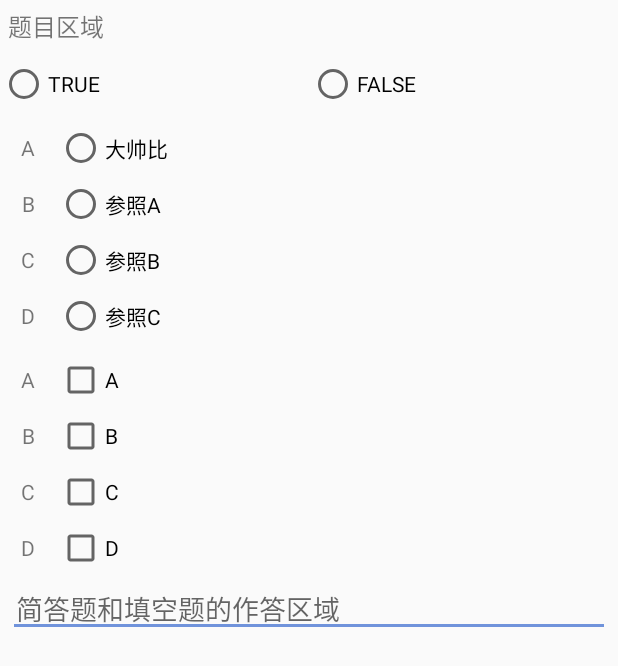
After one commit to yaoyf1101/flyapp, an Android app: the fragment QuestionFragment shown on its own in the app's theme, on a phone screen of 412 x 824 dp. The commit adds this screen. Shown: the top 666 px of the screen. Run offline under Robolectric (Android 15) with nearby library versions, the phone set to English and light mode, and no system bars.

Commit message:
20190312

```diff
--- a/app/build.gradle
+++ b/app/build.gradle
@@ -29,4 +29,5 @@ dependencies {
     testImplementation 'junit:junit:4.12'
     implementation 'com.jakewharton:butterknife:7.0.0'
     implementation 'de.hdodenhof:circleimageview:3.0.0'
+    implementation 'com.google.code.gson:gson:2.7'
 }
--- /dev/null
+++ b/app/src/main/java/com/example/yaoyifei/yaoyfapplication/View/Fragment/QuestionFragment.java
@@ -0,0 +1,164 @@
+package com.example.yaoyifei.yaoyfapplication.View.Fragment;
+
+import android.os.Bundle;
+import android.support.annotation.Nullable;
+import android.support.v4.app.Fragment;
+import android.support.v4.widget.SwipeRefreshLayout;
+import android.view.LayoutInflater;
+import android.view.View;
+import android.view.ViewGroup;
+import android.widget.CheckBox;
+import android.widget.EditText;
+import android.widget.LinearLayout;
+import android.widget.RadioButton;
+import android.widget.RadioGroup;
+import android.widget.TextView;
+import android.widget.Toast;
+
+import com.example.yaoyifei.yaoyfapplication.Entity.QuestionServer;
+import com.example.yaoyifei.yaoyfapplication.R;
+import com.example.yaoyifei.yaoyfapplication.tools.HttpCallbackListener;
+import com.example.yaoyifei.yaoyfapplication.tools.HttpUtil;
+import com.google.gson.Gson;
+import com.google.gson.reflect.TypeToken;
+
+import java.util.List;
+
+public class QuestionFragment extends Fragment  {
+
+    private TextView title;
+    private LinearLayout torF;
+    private LinearLayout radio;
+    private RadioGroup radioGroup;
+    private RadioButton a;
+    private RadioButton b;
+    private RadioButton c;
+    private RadioButton d;
+    private RadioButton t;
+    private RadioButton f;
+    private CheckBox aa;
+    private CheckBox bb;
+    private CheckBox cc;
+    private CheckBox dd;
+    private LinearLayout checkbox;
+    private EditText editText;
+    private SwipeRefreshLayout swipeRefreshLayout;
+    private List<QuestionServer> mQuestionServers = null;
+    final String address = "http://47.102.199.28/flyapp/getQuestionServlet";
+    @Override
+    public void onCreate(@Nullable Bundle savedInstanceState) {
+        super.onCreate(savedInstanceState);
+    }
+
+    private void getQuestion() {
+        HttpUtil.getQuestion(address, new HttpCallbackListener() {
+            @Override
+            public void onFinish(String response) {
+                Gson gson = new Gson();
+                mQuestionServers = gson.fromJson(response,new TypeToken<List<QuestionServer>>(){}.getType());
+            }
+            @Override
+            public void onError(Exception e) {
+
+            }
+        });
+    }
+
+    @Override
+    public View onCreateView(LayoutInflater inflater, ViewGroup container,
+                             Bundle savedInstanceState) {
+        return inflater.inflate(R.layout.fragment_question, null);
+    }
+
+    @Override
+    public void onViewCreated(View view, Bundle savedInstanceState) {
+        super.onViewCreated(view, savedInstanceState);
+        //下拉刷新题库
+        swipeRefreshLayout = view.findViewById(R.id.swipe_refresh);
+        swipeRefreshLayout.setOnRefreshListener(new SwipeRefreshLayout.OnRefreshListener() {
+            @Override
+            public void onRefresh() {
+                getQuestion();
+                initView();
+                swipeRefreshLayout.setRefreshing(false);
+            }
+        });
+        //题目区域
+        title = (TextView) view.findViewById(R.id.title);
+        //判断题区域
+        torF = (LinearLayout) view.findViewById(R.id.TorF);
+        t = (RadioButton) view.findViewById(R.id.T);
+        f = (RadioButton) view.findViewById(R.id.F);
+        //单选题区域
+        radio = (LinearLayout) view.findViewById(R.id.radio);
+        radioGroup = (RadioGroup) view.findViewById(R.id.radio_group);
+        a = (RadioButton) view.findViewById(R.id.A);
+        b = (RadioButton) view.findViewById(R.id.B);
+        c = (RadioButton) view.findViewById(R.id.C);
+        d = (RadioButton) view.findViewById(R.id.D);
+        //多选题区域
+        checkbox = (LinearLayout) view.findViewById(R.id.checkbox);
+        aa = view.findViewById(R.id.AA);
+        bb = view.findViewById(R.id.BB);
+        cc = view.findViewById(R.id.CC);
+        dd = view.findViewById(R.id.DD);
+        //简答和填空作答区域
+        editText = view.findViewById(R.id.edit_area);
+    }
+
+    public void initView(){
+        if (mQuestionServers!=null) {
+            int count = mQuestionServers.size();//题目数量
+            //当题库中没有题的时候
+            if (count == 0) {
+                Toast.makeText(getActivity(), "当前题库没有题目,请刷新题库！", Toast.LENGTH_SHORT).show();
+                return;
+            }
+            //初始化题库中的第一道题
+            QuestionServer questionServer = mQuestionServers.get(0);
+            int type = getQuestionType(questionServer);
+            switch (type) {
+                case 1:
+                    title.setText(questionServer.getTitle());
+                    torF.setVisibility(View.GONE);
+                    checkbox.setVisibility(View.GONE);
+                    editText.setVisibility(View.GONE);
+                    a.setText(questionServer.getA());
+                    b.setText(questionServer.getB());
+                    c.setText(questionServer.getC());
+                    d.setText(questionServer.getD());
+                    break;
+                case 2:
+                    title.setText(questionServer.getTitle());
+                    radio.setVisibility(View.GONE);
+                    checkbox.setVisibility(View.GONE);
+                    editText.setVisibility(View.GONE);
+                    break;
+                case 3:
+                    title.setText(questionServer.getTitle());
+                    torF.setVisibility(View.GONE);
+                    radio.setVisibility(View.GONE);
+                    checkbox.setVisibility(View.GONE);
+                    break;
+                case 0:
+                    Toast.makeText(getActivity(), "未知的题目类型", Toast.LENGTH_SHORT).show();
+                    break;
+            }
+            //切换题目的逻辑实现
+        }
+
+    }
+
+    public int getQuestionType(QuestionServer questionServer){
+        if (questionServer.getType().equals("选择")||questionServer.getType().equals("选择题")){
+            return 1;
+        }else if (questionServer.getType().equals("判断")||questionServer.getType().equals("判断题题")){
+            return 2;
+        }else if (questionServer.getType().equals("简答")||questionServer.getType().equals("简答题")||questionServer.getType().equals("填空")||questionServer.getType().equals("填空题")){
+            return 3;
+        }else {
+            return 0;
+        }
+    }
+
+}
--- /dev/null
+++ b/app/src/main/res/layout/fragment_question.xml
@@ -0,0 +1,229 @@
+<?xml version="1.0" encoding="utf-8"?>
+<LinearLayout
+    xmlns:android="http://schemas.android.com/apk/res/android"
+    android:layout_width="match_parent"
+    android:layout_height="match_parent">
+    <android.support.v4.widget.SwipeRefreshLayout
+        android:layout_width="match_parent"
+        android:layout_height="match_parent"
+        android:id="@+id/swipe_refresh">
+    <ScrollView
+        android:layout_width="match_parent"
+        android:layout_height="match_parent">
+        <LinearLayout
+            android:layout_width="match_parent"
+            android:layout_height="wrap_content"
+            android:orientation="vertical">
+
+             <LinearLayout
+                 android:layout_width="match_parent"
+                 android:layout_height="wrap_content"
+                 android:orientation="horizontal"
+                 android:padding="5dp">
+             <TextView
+                 android:layout_width="match_parent"
+                 android:layout_height="wrap_content"
+                 android:text="题目区域"
+                 android:textSize="16sp"
+                 android:id="@+id/title"/>
+            </LinearLayout>
+
+            <LinearLayout
+                android:layout_width="match_parent"
+                android:layout_height="wrap_content"
+                android:orientation="horizontal"
+                android:layout_marginTop="5dp"
+                android:id="@+id/TorF">
+                <RadioGroup
+                    android:layout_width="match_parent"
+                    android:layout_height="wrap_content"
+                    android:orientation="horizontal">
+                    <RadioButton
+                        android:layout_width="match_parent"
+                        android:layout_height="wrap_content"
+                        android:layout_weight="1"
+                        android:id="@+id/T"
+                        android:text="TRUE" />
+                    <RadioButton
+                        android:layout_width="match_parent"
+                        android:layout_height="wrap_content"
+                        android:layout_weight="1"
+                        android:id="@+id/F"
+                        android:text="FALSE" />
+                </RadioGroup>
+
+            </LinearLayout>
+
+            <LinearLayout
+                android:layout_width="match_parent"
+                android:layout_height="wrap_content"
+                android:orientation="horizontal"
+                android:id="@+id/radio">
+                <LinearLayout
+                    android:layout_width="match_parent"
+                    android:layout_height="match_parent"
+                    android:layout_weight="10"
+                    android:orientation="vertical"
+                    android:layout_marginTop="5dp">
+                <TextView
+                    android:layout_width="match_parent"
+                    android:layout_height="wrap_content"
+                    android:layout_weight="1"
+                    android:text="A"
+                    android:gravity="center"
+                    android:layout_marginTop="5dp"/>
+                <TextView
+                    android:layout_width="match_parent"
+                    android:layout_height="wrap_content"
+                    android:layout_weight="1"
+                    android:text="B"
+                    android:gravity="center"
+                    android:layout_marginTop="5dp"/>
+                <TextView
+                    android:layout_width="match_parent"
+                    android:layout_height="wrap_content"
+                    android:layout_weight="1"
+                    android:text="C"
+                    android:gravity="center"
+                    android:layout_marginTop="5dp"/>
+                <TextView
+                    android:layout_width="match_parent"
+                    android:layout_height="wrap_content"
+                    android:layout_weight="1"
+                    android:text="D"
+                    android:gravity="center"
+                    android:layout_marginTop="5dp"/>
+
+                </LinearLayout>
+                <RadioGroup
+                    android:id="@+id/radio_group"
+                    android:layout_width="match_parent"
+                    android:layout_height="wrap_content"
+                    android:layout_weight="1"
+                    android:layout_marginTop="5dp">
+
+                    <!--四个选项-->
+                    <RadioButton
+                        android:id="@+id/A"
+                        android:layout_width="match_parent"
+                        android:layout_height="wrap_content"
+                        android:text="大帅比"
+                        android:layout_marginTop="5dp"/>
+
+                    <RadioButton
+                        android:id="@+id/B"
+                        android:layout_width="match_parent"
+                        android:layout_height="wrap_content"
+                        android:text="参照A"
+                        android:layout_marginTop="5dp"/>
+
+                    <RadioButton
+                        android:id="@+id/C"
+                        android:layout_width="match_parent"
+                        android:layout_height="wrap_content"
+                        android:text="参照B"
+                        android:layout_marginTop="5dp"/>
+
+                    <RadioButton
+                        android:id="@+id/D"
+                        android:layout_width="match_parent"
+                        android:layout_height="wrap_content"
+                        android:text="参照C"
+                        android:layout_marginTop="5dp"/>
+                </RadioGroup>
+            </LinearLayout>
+
+            <LinearLayout
+                android:layout_width="match_parent"
+                android:layout_height="wrap_content"
+                android:orientation="horizontal"
+                android:id="@+id/checkbox">
+                <LinearLayout
+                    android:layout_width="match_parent"
+                    android:layout_height="match_parent"
+                    android:layout_weight="10"
+                    android:orientation="vertical"
+                    android:layout_marginTop="5dp">
+                    <TextView
+                        android:layout_width="match_parent"
+                        android:layout_height="wrap_content"
+                        android:layout_weight="1"
+                        android:text="A"
+                        android:gravity="center"
+                        android:layout_marginTop="5dp"/>
+                    <TextView
+                        android:layout_width="match_parent"
+                        android:layout_height="wrap_content"
+                        android:layout_weight="1"
+                        android:text="B"
+                        android:gravity="center"
+                        android:layout_marginTop="5dp"/>
+                    <TextView
+                        android:layout_width="match_parent"
+                        android:layout_height="wrap_content"
+                        android:layout_weight="1"
+                        android:text="C"
+                        android:gravity="center"
+                        android:layout_marginTop="5dp"/>
+                    <TextView
+                        android:layout_width="match_parent"
+                        android:layout_height="wrap_content"
+                        android:layout_weight="1"
+                        android:text="D"
+                        android:gravity="center"
+                        android:layout_marginTop="5dp"/>
+
+                </LinearLayout>
+
+                <LinearLayout
+                    android:layout_width="match_parent"
+                    android:layout_height="wrap_content"
+                    android:layout_weight="1"
+                    android:layout_marginTop="5dp"
+                    android:orientation="vertical">
+                    <CheckBox
+                        android:layout_width="match_parent"
+                        android:layout_height="wrap_content"
+                        android:layout_marginTop="5dp"
+                        android:text="A"
+                        android:id="@+id/AA"
+                        />
+                    <CheckBox
+                        android:layout_width="match_parent"
+                        android:layout_height="wrap_content"
+                        android:layout_marginTop="5dp"
+                        android:text="B"
+                        android:id="@+id/BB"
+                        />
+                    <CheckBox
+                        android:layout_width="match_parent"
+                        android:layout_height="wrap_content"
+                        android:layout_marginTop="5dp"
+                        android:text="C"
+                        android:id="@+id/CC"
+                        />
+                    <CheckBox
+                        android:layout_width="match_parent"
+                        android:layout_height="wrap_content"
+                        android:layout_marginTop="5dp"
+                        android:text="D"
+                        android:id="@+id/DD"
+                        />
+                </LinearLayout>
+
+            </LinearLayout>
+
+            <EditText
+                android:layout_width="match_parent"
+                android:layout_height="wrap_content"
+                android:hint="简答题和填空题的作答区域"
+                android:layout_margin="5dp"
+                android:id="@+id/edit_area"
+                android:padding="5dp"
+                />
+
+        </LinearLayout>
+
+    </ScrollView>
+    </android.support.v4.widget.SwipeRefreshLayout>
+</LinearLayout>
```
Also changed, not shown: app/src/main/java/com/example/yaoyifei/yaoyfapplication/Entity/QuestionServer.java (added, +128 -0 lines), app/src/main/java/com/example/yaoyifei/yaoyfapplication/View/Activity/HomeActivity.java (+24 -2 lines), app/src/main/java/com/example/yaoyifei/yaoyfapplication/tools/HttpUtil.java (+36 -0 lines).
